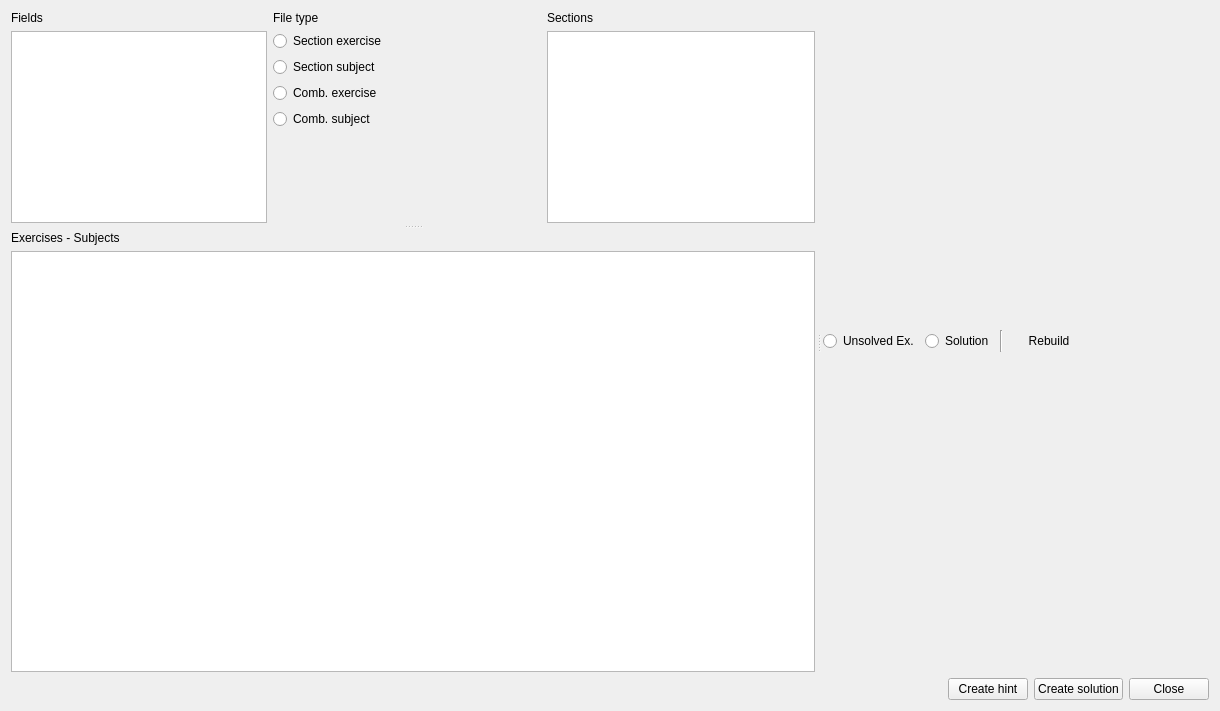
First picture: the form in datatex/solvedatabaseexercise.ui, repository CSMathematics/DataTex, before the edit.
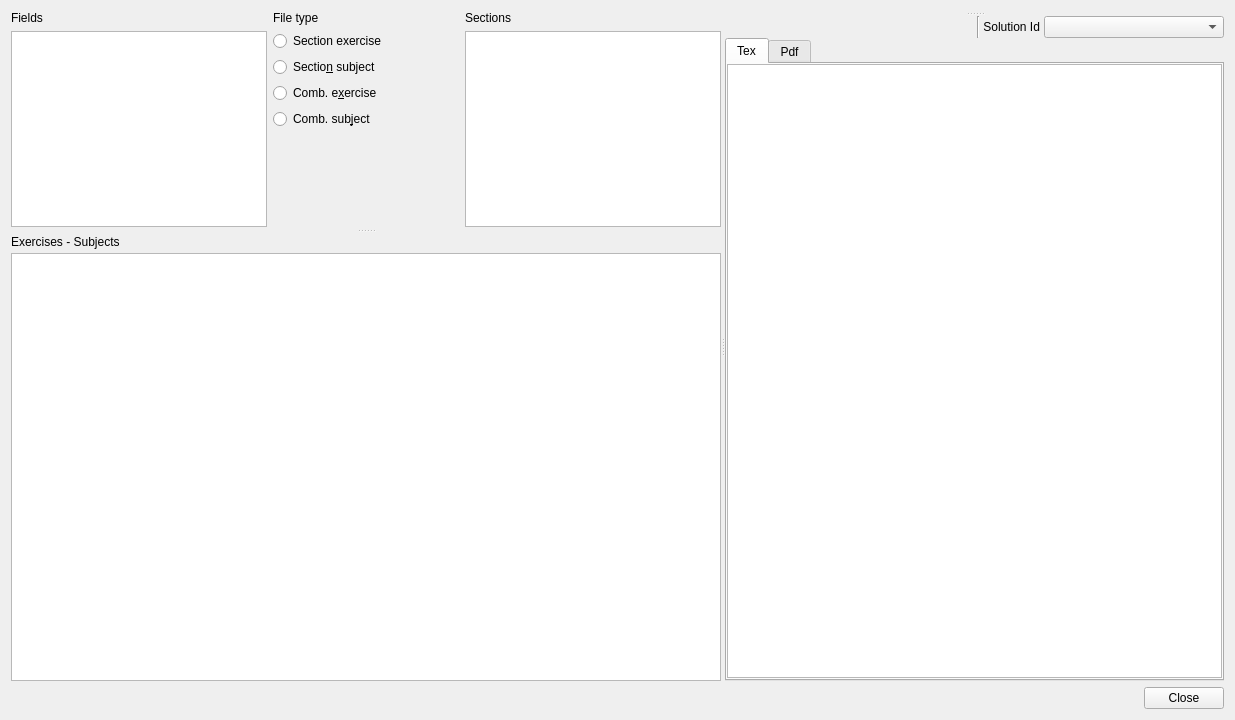
Second picture: the form after the edit. Icons and pictures are not drawn.

```diff
--- a/datatex/solvedatabaseexercise.ui
+++ b/datatex/solvedatabaseexercise.ui
@@ -6,8 +6,8 @@
    <rect>
     <x>0</x>
     <y>0</y>
-    <width>1220</width>
-    <height>711</height>
+    <width>1235</width>
+    <height>720</height>
    </rect>
   </property>
   <property name="sizePolicy">
@@ -19,15 +19,12 @@
   <property name="windowTitle">
    <string>Solution creator</string>
   </property>
-  <layout class="QGridLayout" name="gridLayout_5">
+  <layout class="QGridLayout" name="gridLayout_4">
    <item row="0" column="0">
-    <widget class="QSplitter" name="splitter_2">
+    <widget class="QSplitter" name="splitter_3">
      <property name="orientation">
       <enum>Qt::Horizontal</enum>
      </property>
-     <property name="handleWidth">
-      <number>8</number>
-     </property>
      <widget class="QSplitter" name="splitter">
       <property name="orientation">
        <enum>Qt::Vertical</enum>
@@ -87,7 +84,7 @@
              </sizepolicy>
             </property>
             <property name="text">
-             <string>Section subject</string>
+             <string>Sectio&amp;n subject</string>
             </property>
             <attribute name="buttonGroup">
              <string notr="true">buttonGroup</string>
@@ -119,7 +116,7 @@
              </sizepolicy>
             </property>
             <property name="text">
-             <string>Comb. exercise</string>
+             <string>Comb. e&amp;xercise</string>
             </property>
             <attribute name="buttonGroup">
              <string notr="true">buttonGroup</string>
@@ -135,7 +132,7 @@
              </sizepolicy>
             </property>
             <property name="text">
-             <string>Comb. subject</string>
+             <string>Comb. sub&amp;ject</string>
             </property>
             <attribute name="buttonGroup">
              <string notr="true">buttonGroup</string>
@@ -193,6 +190,9 @@
       </widget>
       <widget class="QWidget" name="layoutWidget">
        <layout class="QGridLayout" name="gridLayout_3">
+        <property name="spacing">
+         <number>4</number>
+        </property>
         <item row="0" column="0">
          <widget class="QLabel" name="label_3">
           <property name="text">
@@ -219,101 +219,245 @@
        </layout>
       </widget>
      </widget>
-     <widget class="QWidget" name="layoutWidget">
-      <layout class="QGridLayout" name="gridLayout_4">
-       <item row="0" column="0">
-        <layout class="QHBoxLayout" name="horizontalLayout">
-         <item>
-          <widget class="QRadioButton" name="ExerciseRadio">
-           <property name="text">
-            <string>Unsolved Ex.</string>
+     <widget class="QSplitter" name="splitter_2">
+      <property name="orientation">
+       <enum>Qt::Vertical</enum>
+      </property>
+      <property name="handleWidth">
+       <number>5</number>
+      </property>
+      <widget class="QWidget" name="verticalLayoutWidget">
+       <layout class="QVBoxLayout" name="verticalLayout"/>
+      </widget>
+      <widget class="QWidget" name="verticalLayoutWidget_2">
+       <layout class="QVBoxLayout" name="verticalLayout_2">
+        <property name="spacing">
+         <number>0</number>
+        </property>
+        <item>
+         <widget class="QWidget" name="ToolBar" native="true">
+          <property name="sizePolicy">
+           <sizepolicy hsizetype="Preferred" vsizetype="Fixed">
+            <horstretch>0</horstretch>
+            <verstretch>0</verstretch>
+           </sizepolicy>
+          </property>
+          <layout class="QHBoxLayout" name="horizontalLayout_4">
+           <property name="spacing">
+            <number>0</number>
            </property>
-           <attribute name="buttonGroup">
-            <string notr="true">buttonGroup_2</string>
-           </attribute>
-          </widget>
-         </item>
-         <item>
-          <widget class="QRadioButton" name="SolvedRadio">
-           <property name="text">
-            <string>Solution</string>
+           <property name="leftMargin">
+            <number>0</number>
            </property>
-           <attribute name="buttonGroup">
-            <string notr="true">buttonGroup_2</string>
-           </attribute>
-          </widget>
-         </item>
-         <item>
-          <widget class="Line" name="line">
-           <property name="orientation">
-            <enum>Qt::Vertical</enum>
+           <property name="topMargin">
+            <number>0</number>
            </property>
-          </widget>
-         </item>
-         <item>
-          <widget class="QPushButton" name="RecompileButton">
-           <property name="styleSheet">
-            <string notr="true"/>
+           <property name="rightMargin">
+            <number>0</number>
            </property>
-           <property name="text">
-            <string>Rebuild</string>
+           <property name="bottomMargin">
+            <number>0</number>
            </property>
-           <property name="flat">
-            <bool>true</bool>
-           </property>
+           <item>
+            <spacer name="horizontalSpacer_3">
+             <property name="orientation">
+              <enum>Qt::Horizontal</enum>
+             </property>
+             <property name="sizeHint" stdset="0">
+              <size>
+               <width>40</width>
+               <height>20</height>
+              </size>
+             </property>
+            </spacer>
+           </item>
+           <item>
+            <widget class="QPushButton" name="NewSolutionButton">
+             <property name="sizePolicy">
+              <sizepolicy hsizetype="Fixed" vsizetype="Fixed">
+               <horstretch>0</horstretch>
+               <verstretch>0</verstretch>
+              </sizepolicy>
+             </property>
+             <property name="text">
+              <string/>
+             </property>
+             <property name="icon">
+              <iconset resource="../images.qrc">
+               <normaloff>:/images/list-add.svg</normaloff>:/images/list-add.svg</iconset>
+             </property>
+             <property name="flat">
+              <bool>true</bool>
+             </property>
+            </widget>
+           </item>
+           <item>
+            <widget class="QPushButton" name="DeleteCurrentSolution">
+             <property name="sizePolicy">
+              <sizepolicy hsizetype="Fixed" vsizetype="Fixed">
+               <horstretch>0</horstretch>
+               <verstretch>0</verstretch>
+              </sizepolicy>
+             </property>
+             <property name="text">
+              <string/>
+             </property>
+             <property name="icon">
+              <iconset resource="../images.qrc">
+               <normaloff>:/images/list-remove.svg</normaloff>:/images/list-remove.svg</iconset>
+             </property>
+             <property name="flat">
+              <bool>true</bool>
+             </property>
+            </widget>
+           </item>
+           <item>
+            <widget class="QPushButton" name="SaveContent">
+             <property name="sizePolicy">
+              <sizepolicy hsizetype="Fixed" vsizetype="Fixed">
+               <horstretch>0</horstretch>
+               <verstretch>0</verstretch>
+              </sizepolicy>
+             </property>
+             <property name="text">
+              <string/>
+             </property>
+             <property name="icon">
+              <iconset resource="../images.qrc">
+               <normaloff>:/images/document-save.svg</normaloff>:/images/document-save.svg</iconset>
+             </property>
+             <property name="flat">
+              <bool>true</bool>
+             </property>
+            </widget>
+           </item>
+           <item>
+            <widget class="QPushButton" name="RecompileButton">
+             <property name="sizePolicy">
+              <sizepolicy hsizetype="Fixed" vsizetype="Fixed">
+               <horstretch>0</horstretch>
+               <verstretch>0</verstretch>
+              </sizepolicy>
+             </property>
+             <property name="styleSheet">
+              <string notr="true"/>
+             </property>
+             <property name="text">
+              <string/>
+             </property>
+             <property name="icon">
+              <iconset resource="../images.qrc">
+               <normaloff>:/images/media-playback-start.svg</normaloff>:/images/media-playback-start.svg</iconset>
+             </property>
+             <property name="flat">
+              <bool>true</bool>
+             </property>
+            </widget>
+           </item>
+           <item>
+            <widget class="Line" name="line_2">
+             <property name="orientation">
+              <enum>Qt::Vertical</enum>
+             </property>
+            </widget>
+           </item>
+           <item>
+            <widget class="QLabel" name="SolutionLabel">
+             <property name="sizePolicy">
+              <sizepolicy hsizetype="Fixed" vsizetype="Fixed">
+               <horstretch>0</horstretch>
+               <verstretch>0</verstretch>
+              </sizepolicy>
+             </property>
+             <property name="text">
+              <string> Solution Id </string>
+             </property>
+            </widget>
+           </item>
+           <item>
+            <widget class="QComboBox" name="SolutionsCombo">
+             <property name="sizePolicy">
+              <sizepolicy hsizetype="MinimumExpanding" vsizetype="Fixed">
+               <horstretch>0</horstretch>
+               <verstretch>0</verstretch>
+              </sizepolicy>
+             </property>
+             <property name="minimumSize">
+              <size>
+               <width>180</width>
+               <height>0</height>
+              </size>
+             </property>
+             <property name="sizeAdjustPolicy">
+              <enum>QComboBox::AdjustToContents</enum>
+             </property>
+            </widget>
+           </item>
+          </layout>
+         </widget>
+        </item>
+        <item>
+         <widget class="QTabWidget" name="tabWidget">
+          <property name="currentIndex">
+           <number>0</number>
+          </property>
+          <widget class="QWidget" name="tabWidgetPage1">
+           <attribute name="title">
+            <string>Tex</string>
+           </attribute>
+           <layout class="QGridLayout" name="gridLayout_5">
+            <property name="leftMargin">
+             <number>0</number>
+            </property>
+            <property name="topMargin">
+             <number>0</number>
+            </property>
+            <property name="rightMargin">
+             <number>0</number>
+            </property>
+            <property name="bottomMargin">
+             <number>1</number>
+            </property>
+            <property name="spacing">
+             <number>0</number>
+            </property>
+            <item row="0" column="0" rowspan="2">
+             <widget class="QTextEdit" name="SolutionContent"/>
+            </item>
+           </layout>
           </widget>
-         </item>
-         <item>
-          <spacer name="horizontalSpacer">
-           <property name="orientation">
-            <enum>Qt::Horizontal</enum>
-           </property>
-           <property name="sizeType">
-            <enum>QSizePolicy::Expanding</enum>
-           </property>
-           <property name="sizeHint" stdset="0">
-            <size>
-             <width>40</width>
-             <height>20</height>
-            </size>
-           </property>
-          </spacer>
-         </item>
-        </layout>
-       </item>
-      </layout>
+          <widget class="QWidget" name="tabWidgetPage2">
+           <attribute name="title">
+            <string>Pdf</string>
+           </attribute>
+           <layout class="QGridLayout" name="gridLayout_9">
+            <property name="leftMargin">
+             <number>1</number>
+            </property>
+            <property name="topMargin">
+             <number>1</number>
+            </property>
+            <property name="rightMargin">
+             <number>1</number>
+            </property>
+            <property name="bottomMargin">
+             <number>1</number>
+            </property>
+            <item row="0" column="0">
+             <layout class="QGridLayout" name="gridLayout_10"/>
+            </item>
+           </layout>
+          </widget>
+         </widget>
+        </item>
+       </layout>
+      </widget>
      </widget>
     </widget>
    </item>
    <item row="1" column="0">
     <layout class="QGridLayout" name="gridLayout_6">
      <item row="0" column="1">
-      <widget class="QPushButton" name="CreateHintButton">
-       <property name="sizePolicy">
-        <sizepolicy hsizetype="Fixed" vsizetype="Fixed">
-         <horstretch>0</horstretch>
-         <verstretch>0</verstretch>
-        </sizepolicy>
-       </property>
-       <property name="text">
-        <string>Create hint</string>
-       </property>
-      </widget>
-     </item>
-     <item row="0" column="2">
-      <widget class="QPushButton" name="CreateSolutionButton">
-       <property name="sizePolicy">
-        <sizepolicy hsizetype="Fixed" vsizetype="Fixed">
-         <horstretch>0</horstretch>
-         <verstretch>0</verstretch>
-        </sizepolicy>
-       </property>
-       <property name="text">
-        <string>Create solution</string>
-       </property>
-      </widget>
-     </item>
-     <item row="0" column="3">
       <widget class="QDialogButtonBox" name="CloseButton">
        <property name="sizePolicy">
         <sizepolicy hsizetype="Fixed" vsizetype="Fixed">
```
Left out of the diff: 5 changed lines with no effect on the pictures.
